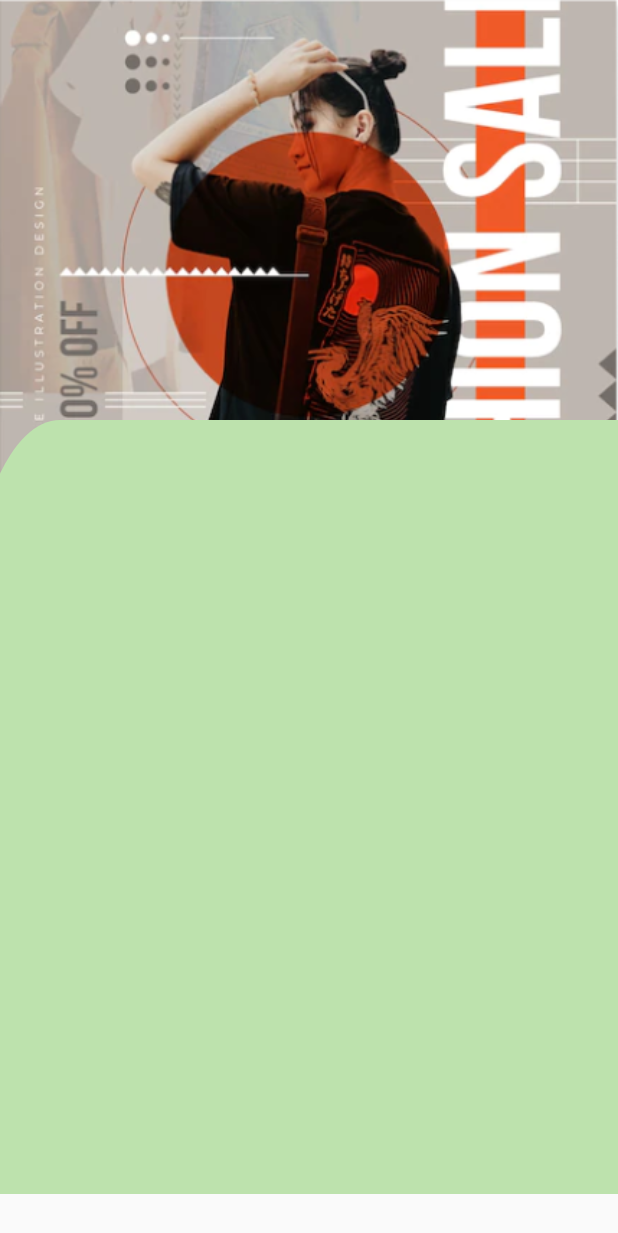
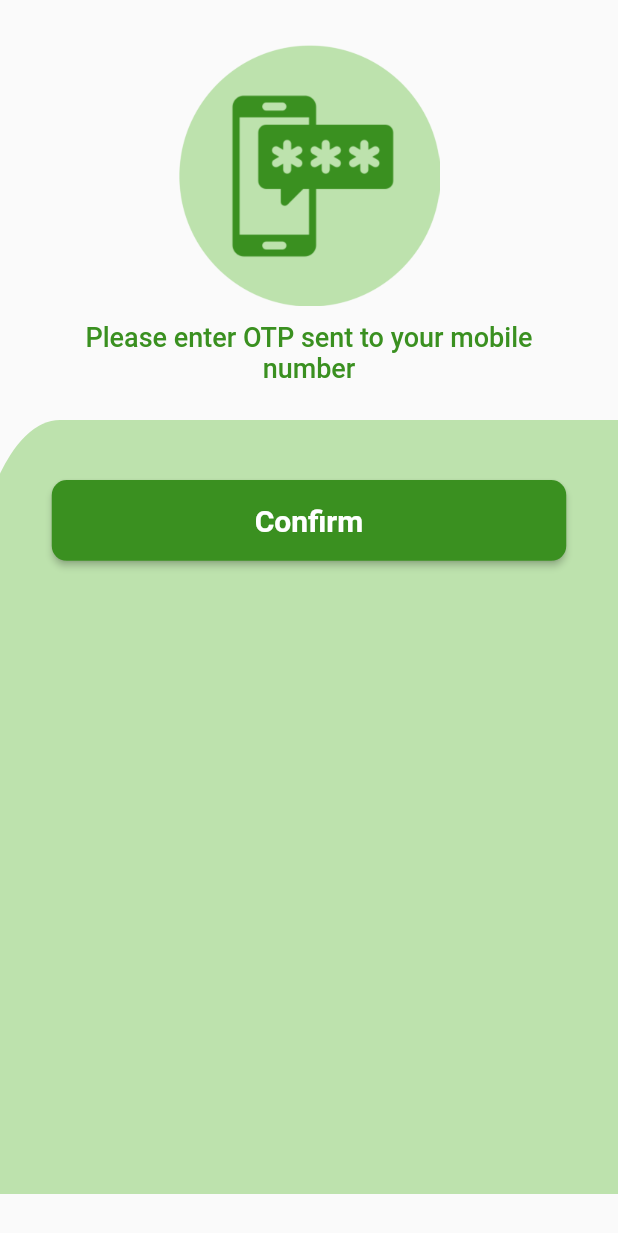
Before and after one commit to LET-BE-X/Givegi, a Flutter app: the OtpPage screen opened directly, on a phone screen of 412 x 824 dp. Shown: the top 1233 px of the screen. Run offline on Flutter 3.47's test engine with Material 2 defaults, Android fonts, the phone set to English and light mode, and no system bars; our stand-ins replace carousel_slider, curved_navigation_bar, flutter_screenutil, flutter_svg, gap, get and 2 more.

```diff
--- a/lib/utils/image_const.dart
+++ b/lib/utils/image_const.dart
@@ -1,7 +1,8 @@
 // icon
 
 import 'package:flutter/material.dart';
-const cartbag="assets/icons/cartbag.png";
+
+const cartbag = "assets/icons/cartbag.png";
 const logo = "assets/icons/logo.png";
 const splashBg = "assets/icons/Splash_screen_Bg.png";
 const authbg = "assets/icons/Auth_bg.png";
@@ -62,7 +63,7 @@ const icTwitterLogo = "assets/icons/twitter_logo.png";
 const icWallet = "assets/icons/wallet.png";
 const icWhiteTick = "assets/icons/white_tick.png";
 const icWholeSale = "assets/icons/wholesale.png";
-const logout="assets/icons/logout.png";
+const logout = "assets/icons/logout.png";
 // main iconss
 const svgBell = "assets/svgIcons/bell.svg";
 const svgGrid = "assets/svgIcons/grid.svg";
@@ -72,6 +73,8 @@ const svgUser = "assets/svgIcons/user.svg";
 const svgGoogle = "assets/svgIcons/google.svg";
 const svgFacebook = "assets/svgIcons/facebook.svg";
 const svgMail = "assets/svgIcons/mail.svg";
+
+const otpImage = "assets/images/otp.png";
 
 //images
 const imgBackground = "assets/icons/bg.png";
@@ -150,12 +153,12 @@ const imgStripe = "assets/images/stripe.png";
 const imgTwocheckout = "assets/images/twocheckout.png";
 const imgVogue = "assets/images/vogue.png";
 const imgWallet = "assets/images/wallet.png";
-const printedshirt="assets/images/printed.png";
-const swetshirt="assets/images/swetshirt.png";
-const bag="assets/images/bags.png";
-const oversized="assets/images/oversizedtshirts.png";
-const kids="assets/images/kids.png";
-const slaves="assets/images/slaves.png";
+const printedshirt = "assets/images/printed.png";
+const swetshirt = "assets/images/swetshirt.png";
+const bag = "assets/images/bags.png";
+const oversized = "assets/images/oversizedtshirts.png";
+const kids = "assets/images/kids.png";
+const slaves = "assets/images/slaves.png";
 
 const Color kTextBoxColor = Color(0xffE8EDF0);
 
--- a/lib/view/authScreen/screens/otp_page.dart
+++ b/lib/view/authScreen/screens/otp_page.dart
@@ -1,7 +1,11 @@
 import 'package:ecommercegiveji/utils/color_constant.dart';
+import 'package:ecommercegiveji/utils/image_const.dart';
+import 'package:ecommercegiveji/view/authScreen/widgets/customText.dart';
+import 'package:ecommercegiveji/view/authScreen/widgets/custom_button.dart';
 import 'package:ecommercegiveji/view/authScreen/widgets/custom_stack.dart';
 import 'package:flutter/material.dart';
 import 'package:get/get.dart';
+import 'package:velocity_x/velocity_x.dart';
 
 class OtpPage extends StatefulWidget {
   const OtpPage({super.key});
@@ -15,11 +19,34 @@ class _OtpPageState extends State<OtpPage> {
   Widget build(BuildContext context) {
     return Scaffold(
       body: myStack(
+          topchild: Column(
+            children: [
+              Image.asset(
+                otpImage,
+                height: 174,
+                width: 174,
+              ),
+              10.heightBox,
+              customText(
+                  align: TextAlign.center,
+                  color: kGreenColor,
+                  myText: 'Please enter OTP sent to your mobile number',
+                  fontWeight: FontWeight.w500,
+                  size: 18),
+            ],
+          ).marginOnly(top: 30, left: 30, right: 30),
           x: 0,
           y: 0,
           color: kOtp,
           child: Column(
-            children: [],
+            children: [
+              MyButton(
+                ontap: () {},
+                height: 53.85,
+                width: 343,
+                text: 'Confirm',
+              )
+            ],
           ).marginOnly(left: 50, right: 50, top: 40)),
     );
   }
--- a/lib/view/authScreen/widgets/custom_stack.dart
+++ b/lib/view/authScreen/widgets/custom_stack.dart
@@ -2,15 +2,15 @@ import 'package:ecommercegiveji/utils/color_constant.dart';
 import 'package:ecommercegiveji/utils/image_const.dart';
 import 'package:flutter/material.dart';
 
-Widget myStack({Widget? child, double? x, double ?y, Color? color}) {
-
+Widget myStack(
+    {Widget? child, double? x, double? y, Color? color, Widget? topchild}) {
   return Stack(
     children: [
       Positioned(
         top: 0,
         left: 0,
         right: 0,
-        child: Image.asset(authbg, fit: BoxFit.cover),
+        child: topchild ?? Image.asset(authbg, fit: BoxFit.cover),
       ),
       Positioned(
           top: 280,
@@ -20,10 +20,10 @@ Widget myStack({Widget? child, double? x, double ?y, Color? color}) {
             height: 516,
             width: double.infinity,
             decoration: BoxDecoration(
-              color: color?? kWhiteColor,
+              color: color ?? kWhiteColor,
               borderRadius: BorderRadius.only(
-                  topLeft: Radius.elliptical(   60, 140),
-                  topRight: Radius.elliptical(x  ??60, y?? 140 )),
+                  topLeft: Radius.elliptical(60, 140),
+                  topRight: Radius.elliptical(x ?? 60, y ?? 140)),
             ),
             child: child,
           ))
--- a/pubspec.yaml
+++ b/pubspec.yaml
@@ -45,6 +45,7 @@ dependencies:
   gap:
   carousel_slider:
   image_picker:
+  flutter_verification_code: ^1.1.7
 
 
 dev_dependencies:
```
Also changed, not shown: assets/images/otp.png (added), pubspec.lock.
